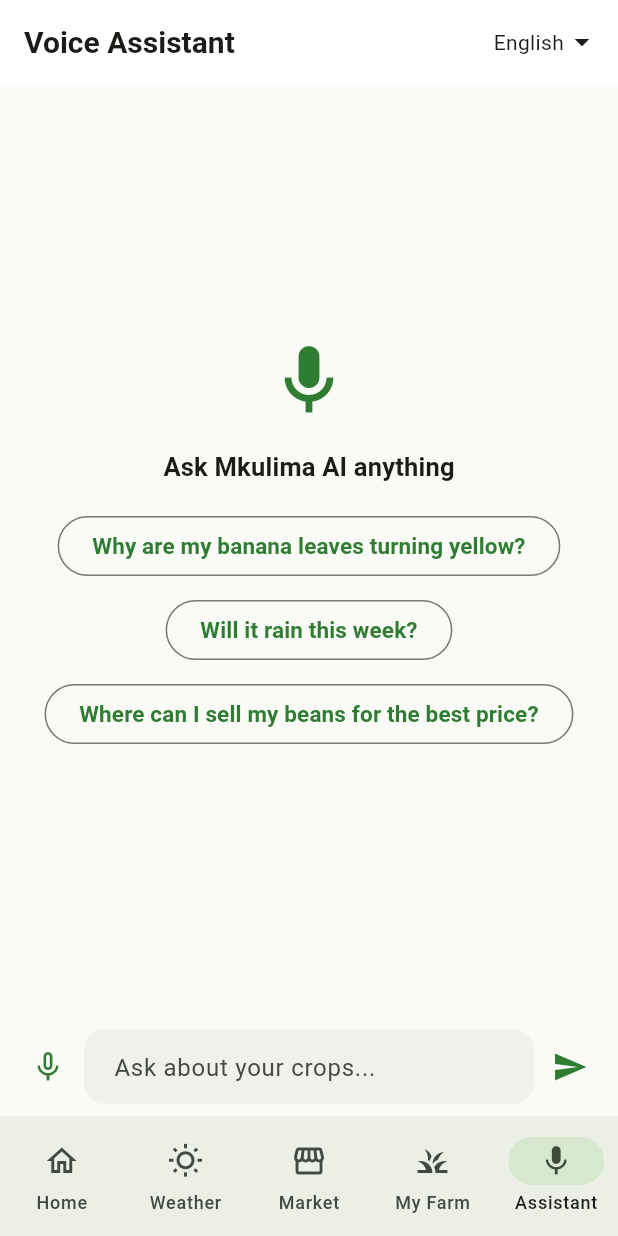
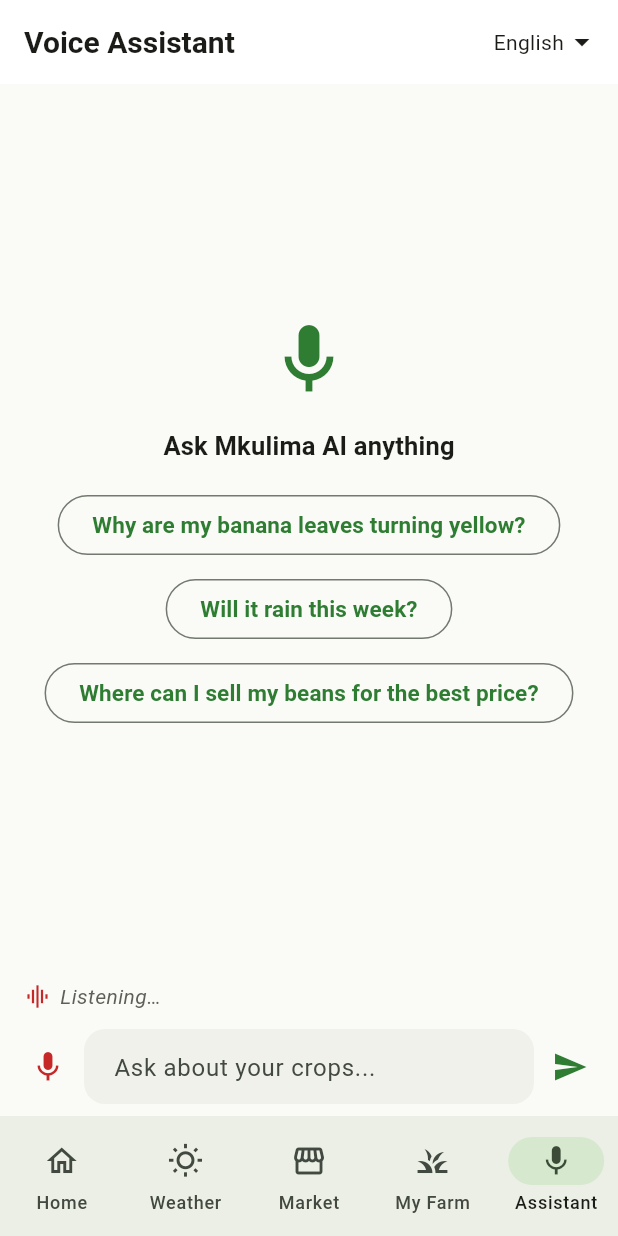
Before and after one commit to Arindairadi/Mkulima-AI, a Flutter app: the VoiceAssistantScreen screen opened by its route, after a tap on the "mic none" icon, on a phone screen of 412 x 824 dp. Run offline on Flutter 3.47's test engine with Material 3 defaults, Android fonts, the phone set to English and light mode, and no system bars; our stand-ins replace connectivity_plus, dartz, dio, equatable, firebase_auth, firebase_messaging and 8 more; accounts and stored records are empty.

Commit message:
Update voice_assistant_screen.dart

```diff
--- a/Mkulima-AI/app/lib/features/voice_assistant/presentation/screens/voice_assistant_screen.dart
+++ b/Mkulima-AI/app/lib/features/voice_assistant/presentation/screens/voice_assistant_screen.dart
@@ -73,10 +73,34 @@ class _VoiceAssistantScreenState extends ConsumerState<VoiceAssistantScreen> {
                     itemBuilder: (context, i) => _MessageBubble(message: state.messages[i]),
                   ),
           ),
+          if (state.isListening)
+            Padding(
+              padding: const EdgeInsets.symmetric(horizontal: AppConstants.spaceMd, vertical: 4),
+              child: Row(
+                children: [
+                  const Icon(Icons.graphic_eq, color: AppColors.danger, size: 18),
+                  const SizedBox(width: 6),
+                  Expanded(
+                    child: Text(
+                      state.liveTranscript.isEmpty ? 'Listening…' : state.liveTranscript,
+                      style: const TextStyle(color: AppColors.textSecondary, fontStyle: FontStyle.italic),
+                    ),
+                  ),
+                ],
+              ),
+            ),
           if (state.isThinking)
             const Padding(
               padding: EdgeInsets.symmetric(vertical: 8),
               child: Text('Mkulima AI is thinking…', style: TextStyle(color: AppColors.textSecondary)),
+            ),
+          if (!state.speechAvailable)
+            const Padding(
+              padding: EdgeInsets.symmetric(horizontal: AppConstants.spaceMd, vertical: 4),
+              child: Text(
+                'Voice input needs microphone permission. Tap the mic to allow it.',
+                style: TextStyle(color: AppColors.textSecondary, fontSize: 12),
+              ),
             ),
           SafeArea(
             child: Padding(
@@ -89,10 +113,11 @@ class _VoiceAssistantScreenState extends ConsumerState<VoiceAssistantScreen> {
                       color: state.isListening ? AppColors.danger : AppColors.primary,
                     ),
                     onPressed: () {
-                      // speech_to_text integration point: startListening() /
-                      // stopListening() would populate _textController with
-                      // recognized speech in the farmer's selected language.
-                      controller.toggleListening();
+                      if (state.isListening) {
+                        controller.stopListening();
+                      } else {
+                        controller.startListening();
+                      }
                     },
                   ),
                   Expanded(
```
